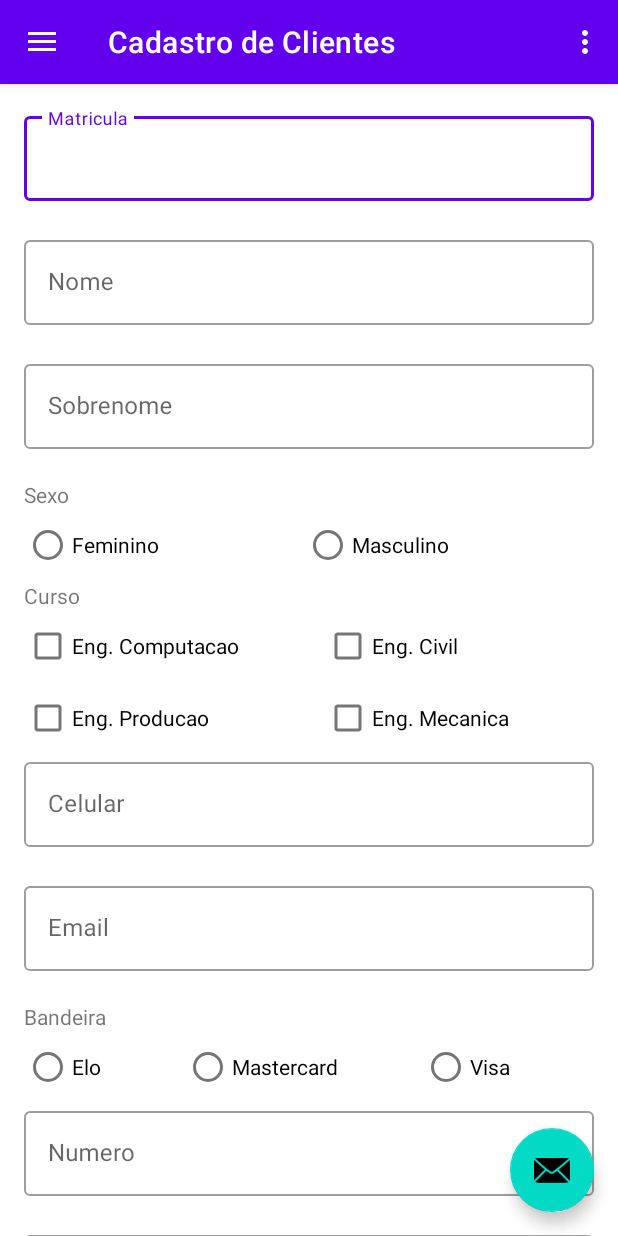
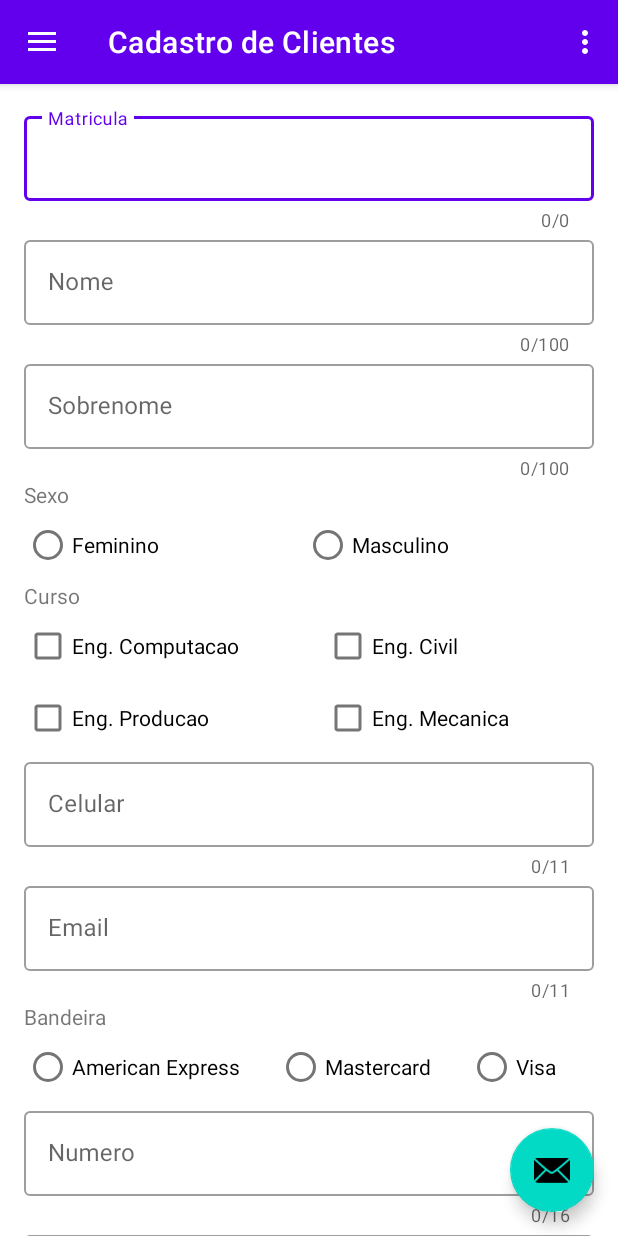
Before and after one commit to luismattos/BikeIbmec, an Android app: the screen it shows after launch (MainActivity), in the side drawer, after a tap on "Cadastro de Clientes", on a phone screen of 412 x 824 dp. Run offline under Robolectric (Android 15) with nearby library versions, the phone set to English and light mode, and no system bars; our stand-ins replace navigation-ui.

```diff
--- a/app/src/main/res/layout/fragment_cadastro_clientes.xml
+++ b/app/src/main/res/layout/fragment_cadastro_clientes.xml
@@ -44,7 +44,9 @@
 
                 style="@style/Widget.MaterialComponents.TextInputLayout.OutlinedBox"
                 app:endIconMode="clear_text"
-                app:errorEnabled="true">
+                app:errorEnabled="true"
+                app:counterEnabled="true"
+                app:counterMaxLength="@integer/matricula_length">
 
                 <com.google.android.material.textfield.TextInputEditText
                     android:layout_width="match_parent"
@@ -64,7 +66,9 @@
 
                 style="@style/Widget.MaterialComponents.TextInputLayout.OutlinedBox"
                 app:endIconMode="clear_text"
-                app:errorEnabled="true">
+                app:errorEnabled="true"
+                app:counterEnabled="true"
+                app:counterMaxLength="@integer/nome_length_max">
 
                 <com.google.android.material.textfield.TextInputEditText
                     android:layout_width="match_parent"
@@ -84,7 +88,9 @@
 
                 style="@style/Widget.MaterialComponents.TextInputLayout.OutlinedBox"
                 app:endIconMode="clear_text"
-                app:errorEnabled="true">
+                app:errorEnabled="true"
+                app:counterEnabled="true"
+                app:counterMaxLength="@integer/sobrenome_length_max">
 
                 <com.google.android.material.textfield.TextInputEditText
                     android:layout_width="match_parent"
@@ -189,7 +195,9 @@
                 style="@style/Widget.MaterialComponents.TextInputLayout.OutlinedBox"
                 app:endIconMode="clear_text"
                 app:errorEnabled="true"
-                app:prefixText="+55">
+                app:prefixText="+55"
+                app:counterEnabled="true"
+                app:counterMaxLength="@integer/celular_length_max">
 
                 <com.google.android.material.textfield.TextInputEditText
                     android:layout_width="match_parent"
@@ -209,7 +217,9 @@
 
                 style="@style/Widget.MaterialComponents.TextInputLayout.OutlinedBox"
                 app:endIconMode="clear_text"
-                app:errorEnabled="true">
+                app:errorEnabled="true"
+                app:counterEnabled="true"
+                app:counterMaxLength="@integer/celular_length_max">
 
                 <com.google.android.material.textfield.TextInputEditText
                     android:layout_width="match_parent"
@@ -239,7 +249,7 @@
                     android:id="@+id/cadastro_clientes_cartao_bandeira_elo"
                     android:layout_width="wrap_content"
                     android:layout_height="wrap_content"
-                    android:text="@string/label_cartao_bandeira_elo"
+                    android:text="@string/label_cartao_bandeira_american"
                     android:layout_weight="1"/>
 
                 <com.google.android.material.radiobutton.MaterialRadioButton
@@ -269,7 +279,9 @@
 
                 style="@style/Widget.MaterialComponents.TextInputLayout.OutlinedBox"
                 app:endIconMode="clear_text"
-                app:errorEnabled="true">
+                app:errorEnabled="true"
+                app:counterEnabled="true"
+                app:counterMaxLength="@integer/cartao_numero_length_max">
 
                 <com.google.android.material.textfield.TextInputEditText
                     android:layout_width="match_parent"
@@ -289,7 +301,9 @@
 
                 style="@style/Widget.MaterialComponents.TextInputLayout.OutlinedBox"
                 app:endIconMode="clear_text"
-                app:errorEnabled="true">
+                app:errorEnabled="true"
+                app:counterEnabled="true"
+                app:counterMaxLength="@integer/cartao_titular_length_max">
 
                 <com.google.android.material.textfield.TextInputEditText
                     android:layout_width="match_parent"
@@ -317,12 +331,14 @@
                         android:hint="@string/label_cartao_validade"
                         app:endIconMode="clear_text"
                         app:errorEnabled="true"
-                        android:layout_weight="3">
+                        android:layout_weight="3"
+                        app:counterEnabled="true"
+                        app:counterMaxLength="@integer/cartao_validade_length_max">
 
                         <com.google.android.material.textfield.TextInputEditText
                             android:layout_width="match_parent"
                             android:layout_height="wrap_content"
-                            android:inputType="date" />
+                            android:inputType="numberDecimal" />
 
                     </com.google.android.material.textfield.TextInputLayout>
 
@@ -336,7 +352,9 @@
                         android:hint="@string/label_cartao_cv"
                         app:endIconMode="clear_text"
                         app:errorEnabled="true"
-                        android:layout_weight="1">
+                        android:layout_weight="1"
+                        app:counterEnabled="true"
+                        app:counterMaxLength="@integer/cartao_cv_length_max">
 
                         <com.google.android.material.textfield.TextInputEditText
                             android:layout_width="match_parent"
--- /dev/null
+++ b/app/src/main/res/values/integers.xml
@@ -0,0 +1,21 @@
+<?xml version="1.0" encoding="utf-8"?>
+<resources>
+    <integer name="matricula_length_min">20</integer>
+    <integer name="matricula_length_max">@integer/matricula_length_min</integer>
+    <integer name="nome_length_min">8</integer>
+    <integer name="nome_length_max">100</integer>
+    <integer name="sobrenome_length_min">@integer/nome_length_min</integer>
+    <integer name="sobrenome_length_max">@integer/nome_length_max</integer>
+    <integer name="celular_length_min">11</integer>
+    <integer name="celular_length_max">11</integer>
+    <integer name="email_length_min">8</integer>
+    <integer name="email_length_max">200</integer>
+    <integer name="cartao_numero_length_min">13</integer>
+    <integer name="cartao_numero_length_max">16</integer>
+    <integer name="cartao_titular_length_min">8</integer>
+    <integer name="cartao_titular_length_max">200</integer>
+    <integer name="cartao_validade_length_min">4</integer>
+    <integer name="cartao_validade_length_max">@integer/cartao_validade_length_min</integer>
+    <integer name="cartao_cv_length_min">3</integer>
+    <integer name="cartao_cv_length_max">@integer/cartao_cv_length_min</integer>
+</resources>
--- a/app/src/main/res/values/strings.xml
+++ b/app/src/main/res/values/strings.xml
@@ -32,13 +32,13 @@
     <string name="label_celular">Celular</string>
     <string name="label_email">Email</string>
     <string name="label_cartao_bandeira">Bandeira</string>
-    <string name="label_cartao_bandeira_elo">Elo</string>
+    <string name="label_cartao_bandeira_american">American Express</string>
     <string name="label_cartao_bandeira_mastercard">Mastercard</string>
     <string name="label_cartao_bandeira_visa">Visa</string>
     <string name="label_cartao_numero">Numero</string>
     <string name="label_cartao_titular">Titular</string>
     <string name="label_cartao_validade">Validade</string>
-    <string name="label_cartao_cv">CV</string>
+    <string name="label_cartao_cv">CVC</string>
     <string name="label_submit">Submit</string>
 
 </resources>
```
Also changed, not shown: app/src/main/java/com/example/bikeibmec/ui/cadastro_clientes/CadastroClientesFragment.java (+181 -11 lines).
